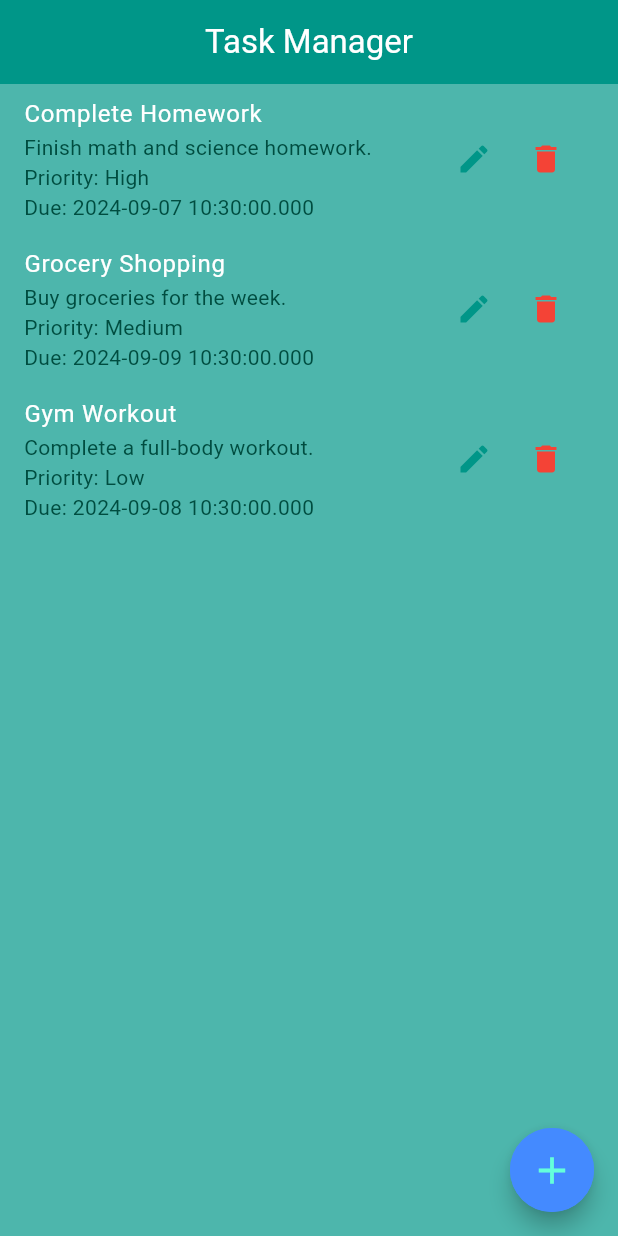
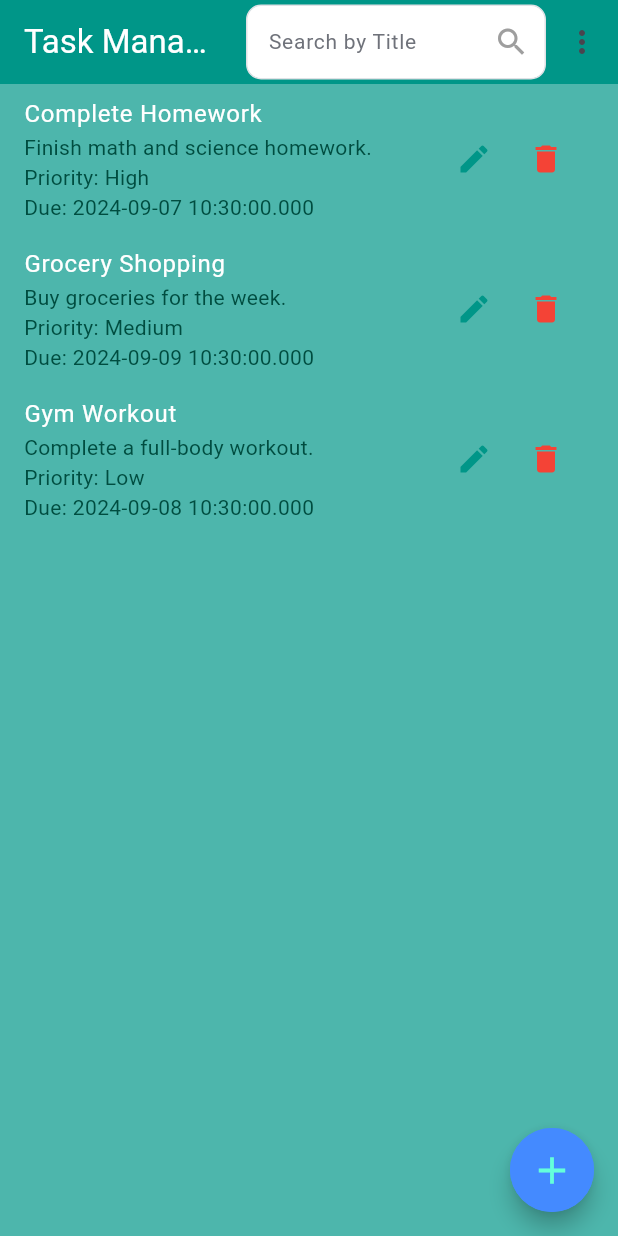
Before and after one commit to Gautam4523/task_manager, a Flutter app: the screen it shows after launch, on a phone screen of 412 x 824 dp. Run offline on Flutter 3.47's test engine with Material 3 defaults, Android fonts, the phone set to English and light mode, and no system bars; our stand-ins replace get.

Commit message:
Search and sorting implementation.

```diff
--- /dev/null
+++ b/lib/common/search_bar.dart
@@ -0,0 +1,114 @@
+import 'package:flutter/material.dart';
+
+class Search extends StatefulWidget {
+  const Search(
+      {Key? key,
+      required this.hintText,
+      required this.searchText,
+      this.width = 400})
+      : super(key: key);
+
+  final String hintText;
+  final Function(String) searchText;
+  final double width;
+
+  @override
+  State<Search> createState() => _SearchState();
+}
+
+class _SearchState extends State<Search> {
+  final myController = TextEditingController();
+  bool isSearchIconClicked = false;
+
+  @override
+  void dispose() {
+    // Clean up the controller when the widget is disposed.
+    myController.dispose();
+    super.dispose();
+  }
+
+  @override
+  Widget build(BuildContext context) {
+    return Container(
+      width: widget.width,
+      decoration: BoxDecoration(
+        color: Colors.white,
+        border: Border.all(
+          color: Color(0xFFE0E2E6),
+        ),
+        borderRadius: BorderRadius.circular(10.0),
+      ),
+      padding: const EdgeInsets.symmetric(horizontal: 8.0),
+      child: Row(
+        mainAxisAlignment: MainAxisAlignment.start,
+        crossAxisAlignment: CrossAxisAlignment.center,
+        children: <Widget>[
+          Flexible(
+            child: TextFormField(
+              controller: myController,
+              onFieldSubmitted: (value) {
+                debugPrint('keyboard action');
+                if (value.isNotEmpty) {
+                  setState(() {
+                    isSearchIconClicked = !isSearchIconClicked;
+                    if (isSearchIconClicked) {
+                      widget.searchText(value);
+                    } else {
+                      myController.text = '';
+                      widget.searchText('');
+                    }
+                  });
+                }
+              },
+              onChanged: (text) {
+                setState(() {
+                  isSearchIconClicked = false;
+                });
+                if (text.isEmpty) {
+                  widget.searchText('');
+                }
+              },
+              decoration: InputDecoration(
+                contentPadding: const EdgeInsets.only(left: 6),
+                hintText: widget.hintText,
+                hintStyle: const TextStyle(
+                    color: Color(0xFF6F727A),
+                    fontSize: 14.0,
+                    fontWeight: FontWeight.w400),
+                border: InputBorder.none,
+              ),
+              style: const TextStyle(
+                color: Colors.black,
+                fontSize: 14.0,
+              ),
+            ),
+          ),
+          InkWell(
+            onTap: () {
+              if (myController.text.isNotEmpty) {
+                setState(() {
+                  isSearchIconClicked = !isSearchIconClicked;
+                  if (isSearchIconClicked) {
+                    widget.searchText(myController.text);
+                  } else {
+                    myController.text = '';
+                    widget.searchText('');
+                  }
+                });
+              }
+            },
+            child: Padding(
+              padding: const EdgeInsets.only(right: 2),
+              child: Icon(
+                isSearchIconClicked ? Icons.clear : Icons.search,
+                color: myController.text.isNotEmpty
+                    ? Color(0xFF232325)
+                    : Colors.grey,
+              ),
+            ),
+          ),
+        ],
+      ),
+    );
+  }
+}
--- a/lib/main.dart
+++ b/lib/main.dart
@@ -11,6 +11,7 @@ class MyApp extends StatelessWidget {
   @override
   Widget build(BuildContext context) {
     return MaterialApp(
+      debugShowCheckedModeBanner: false,
       home: TaskScreen(),
     );
   }
--- a/lib/screen/add_task_screen.dart
+++ b/lib/screen/add_task_screen.dart
@@ -108,7 +108,7 @@ class AddTaskScreen extends StatelessWidget {
                               viewController.descriptionController.text,
                           priorityLevel: viewController.selectedLvl,
                           dueDate: viewController.dateTime);
-                      viewController.tasks[index!] = tmpTask;
+                      viewController.getList()[index!] = tmpTask;
                       Navigator.pop(context);
                     } else {
                       viewController.addTask(Task(
--- a/lib/screen/screen.dart
+++ b/lib/screen/screen.dart
@@ -4,6 +4,7 @@ import 'package:get/get_core/src/get_main.dart';
 import 'package:task_manager/constant/theme.dart';
 import 'package:task_manager/view/view_controller.dart';
 
+import '../common/search_bar.dart';
 import 'add_task_screen.dart';
 
 class TaskScreen extends StatelessWidget {
@@ -34,23 +35,97 @@ class TaskScreen extends StatelessWidget {
         ),
         appBar: AppBar(
           backgroundColor: Colors.teal,
-          title: Center(
-            child: Text(
-              'Task Manager',
-              style: kTittle,
+          title: Text(
+            'Task Manager',
+            style: kTittle,
+          ),
+          actions: [
+            Row(
+              children: [
+                Search(
+                  width: 200,
+                  hintText: 'Search by Title',
+                  searchText: (String text) {
+                    if (text.isEmpty) {
+                      viewController.setIsSearchedEnabled(false);
+                    } else {
+                      viewController.setIsSearchedEnabled(true);
+                      viewController.serchForTittle(text);
+                    }
+                  },
+                ),
+                // Container(
+                //   width: 200,
+                //   height: 40,
+                //   child: TextField(
+                //     controller: viewController.searchController,
+                //     style: TextStyle(color: Colors.white),
+                //     keyboardType: TextInputType.text,
+                //     decoration: kAddTextFieldDecoration.copyWith(
+                //       hintText: 'Search here',
+                //       suffixIcon: IconButton(
+                //           onPressed: () {},
+                //           icon: Icon(
+                //             Icons.search,
+                //             color: Colors.white,
+                //           )),
+                //       hintStyle: kTittle,
+                //       enabledBorder: OutlineInputBorder(
+                //         borderRadius: BorderRadius.circular(20),
+                //         borderSide: BorderSide(color: Colors.white),
+                //       ),
+                //       focusedBorder: OutlineInputBorder(
+                //         borderRadius: BorderRadius.circular(20),
+                //         borderSide: BorderSide(color: Colors.white),
+                //       ),
+                //     ),
+                //     onChanged: (search) {
+                //       // if (viewController.searchController.text ==
+                //       //         viewController.tittleController.text ||
+                //       //     viewController.searchController.text ==
+                //       //         viewController.descriptionController.text ||
+                //       //     viewController.searchController.text ==
+                //       //         viewController.selectedLvl ||
+                //       //     viewController.searchController.text ==
+                //       //         viewController.dateTime) {}
+                //     },
+                //     onSubmitted: (text) {
+                //       print('text$text'
+                //           '');
+                //     },
+                //   ),
+                // ),
+                PopupMenuButton<String>(
+                  onSelected: (value) {
+                    if (value == 'Priority') {
+                      viewController.sortTasksByPriority();
+                    } else if (value == 'Due Date') {
+                      viewController.sortTasksByDueDate();
+                    }
+                  },
+                  itemBuilder: (BuildContext context) {
+                    return {'Priority', 'Due Date'}.map((String choice) {
+                      return PopupMenuItem<String>(
+                        value: choice,
+                        child: Text(choice),
+                      );
+                    }).toList();
+                  },
+                ),
+              ],
             ),
-          ),
+          ],
         ),
         backgroundColor: Colors.teal.shade300,
         body: ListView.builder(
-          itemCount: viewController.tasks.length,
+          itemCount: viewController.getList().length,
           itemBuilder: (context, index) => ListTile(
             title: Text(
-              viewController.tasks[index].title,
+              viewController.getList()[index].title,
               style: kTittle,
             ),
             subtitle: Text(
-              '${viewController.tasks[index].description}\nPriority: ${viewController.tasks[index].priorityLevel}\nDue: ${viewController.tasks[index].dueDate.toLocal()}',
+              '${viewController.getList()[index].description}\nPriority: ${viewController.getList()[index].priorityLevel}\nDue: ${viewController.getList()[index].dueDate.toLocal()}',
               style: kSubTittle,
             ),
             trailing: Row(
@@ -64,7 +139,7 @@ class TaskScreen extends StatelessWidget {
                     showModalBottomSheet(
                       context: context,
                       builder: (context) => AddTaskScreen(
-                          index: index, tasks: viewController.tasks[index]),
+                          index: index, tasks: viewController.getList()[index]),
                     );
 
                     // _showTaskDialog(context,
--- a/lib/view/view_controller.dart
+++ b/lib/view/view_controller.dart
@@ -7,6 +7,7 @@ import '../model/task_model.dart';
 class ViewController extends GetxController {
   final TextEditingController tittleController = TextEditingController();
   final TextEditingController descriptionController = TextEditingController();
+  final TextEditingController searchController = TextEditingController();
 
   final RxList<Task> _tasks = RxList([
     Task(
@@ -45,6 +46,60 @@ class ViewController extends GetxController {
     descriptionController.clear();
     setSelectedLvl('Low');
     setDateTime(DateTime.now());
+  }
+
+  int getPriorityValue(String priority) {
+    switch (priority) {
+      case "High":
+        return 3;
+      case "Medium":
+        return 2;
+      case "Low":
+        return 1;
+      default:
+        return 0;
+    }
+  }
+
+  void sortTasksByPriority() {
+    tasks.sort((a, b) => getPriorityValue(b.priorityLevel)
+        .compareTo(getPriorityValue(a.priorityLevel)));
+  }
+
+  void sortTasksByDueDate() {
+    tasks.sort((a, b) => a.dueDate.compareTo(b.dueDate));
+  }
+
+  final RxList<Task> _searchedList = RxList([]);
+  List<Task> get searchedList => _searchedList;
+
+  setSearchedList(List<Task> value) {
+    _searchedList.value = value;
+  }
+
+  final RxBool _isSearchedEnabled = RxBool(false);
+  bool get isSearchedEnabled => _isSearchedEnabled.value;
+
+  setIsSearchedEnabled(bool value) {
+    _isSearchedEnabled.value = value;
+  }
+
+  List<Task> getList() {
+    if (isSearchedEnabled) {
+      return searchedList;
+    } else {
+      return tasks;
+    }
+  }
+
+  serchForTittle(String text) {
+    List<Task> tempList = [];
+    for (var task in _tasks) {
+      if (task.title.toLowerCase().contains(text.toLowerCase())) {
+        tempList.add(task);
+      }
+    }
+    setSearchedList(tempList);
   }
 
   Rxn _addDateTime = Rxn();
```
